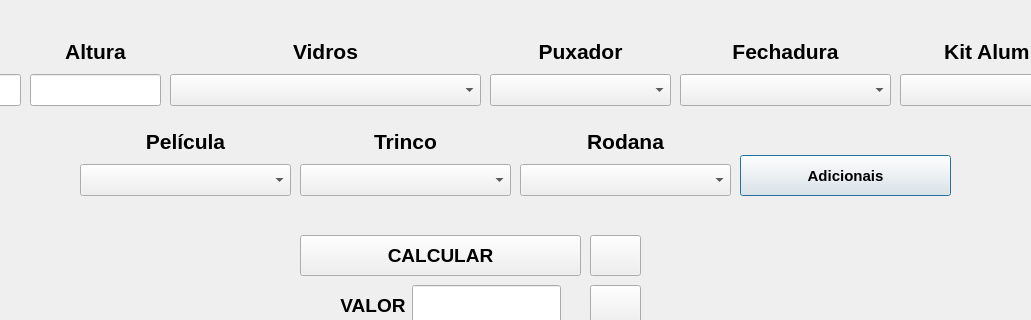
This is ArtvidrosV3/portade4folhas.ui in PedrOliveiraM/Artvidros-2023 as Qt 5 draws it before an edit; both pictures show x 170 to 1201 and y 225 to 545 of the 1366 by 768 pixel window. The edited form follows.
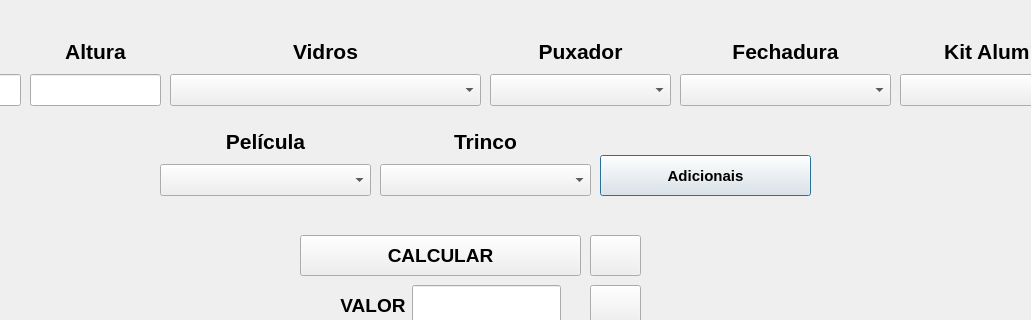
This is the edited form. Icons and pictures are not drawn.

```diff
--- a/ArtvidrosV3/portade4folhas.ui
+++ b/ArtvidrosV3/portade4folhas.ui
@@ -97,7 +97,7 @@
   <widget class="QWidget" name="layoutWidget_9">
    <property name="geometry">
     <rect>
-     <x>470</x>
+     <x>550</x>
      <y>350</y>
      <width>211</width>
      <height>71</height>
@@ -178,7 +178,7 @@
   <widget class="QPushButton" name="pushButtonRefatorando">
    <property name="geometry">
     <rect>
-     <x>910</x>
+     <x>770</x>
      <y>380</y>
      <width>211</width>
      <height>41</height>
@@ -331,46 +331,6 @@
     <string>CALCULAR</string>
    </property>
   </widget>
-  <widget class="QWidget" name="layoutWidget_12">
-   <property name="geometry">
-    <rect>
-     <x>690</x>
-     <y>350</y>
-     <width>211</width>
-     <height>71</height>
-    </rect>
-   </property>
-   <layout class="QVBoxLayout" name="verticalLayout_11">
-    <item>
-     <widget class="QLabel" name="label_10">
-      <property name="text">
-       <string>&lt;html&gt;&lt;head/&gt;&lt;body&gt;&lt;p align=&quot;center&quot;&gt;&lt;span style=&quot; font-size:16pt; font-weight:700;&quot;&gt;Rodana&lt;/span&gt;&lt;/p&gt;&lt;/body&gt;&lt;/html&gt;</string>
-      </property>
-     </widget>
-    </item>
-    <item>
-     <widget class="QComboBox" name="comboBoxRodana">
-      <property name="sizePolicy">
-       <sizepolicy hsizetype="Preferred" vsizetype="Preferred">
-        <horstretch>0</horstretch>
-        <verstretch>0</verstretch>
-       </sizepolicy>
-      </property>
-      <property name="font">
-       <font>
-        <pointsize>11</pointsize>
-        <bold>true</bold>
-       </font>
-      </property>
-      <item>
-       <property name="text">
-        <string/>
-       </property>
-      </item>
-     </widget>
-    </item>
-   </layout>
-  </widget>
   <widget class="QPushButton" name="pushButtonLimpar">
    <property name="geometry">
     <rect>
@@ -524,7 +484,7 @@
   <widget class="QWidget" name="layoutWidget_7">
    <property name="geometry">
     <rect>
-     <x>250</x>
+     <x>330</x>
      <y>350</y>
      <width>211</width>
      <height>71</height>
```
Left out of the diff: 1 changed line with no effect on the pictures.
